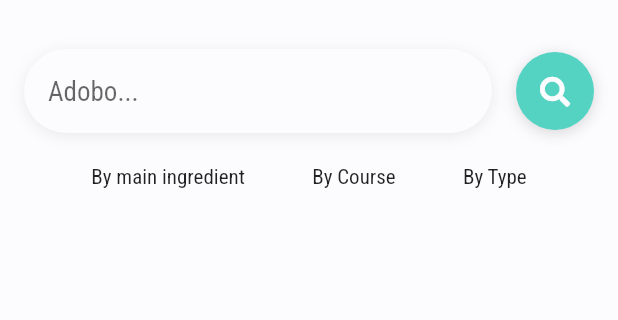
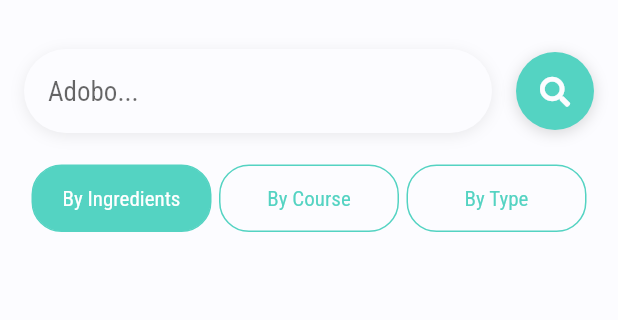
Before and after one commit to syntaxerror00100/PinoyRecepi, a Flutter app: the screen it shows after launch, on a phone screen of 412 x 824 dp, the part 77-397 px from its top. Run offline on Flutter 3.47's test engine with Material 2 defaults, Android fonts, the phone set to English and light mode, and no system bars; our stand-ins replace font_awesome_flutter, google_fonts.

Commit message:
added category

```diff
--- a/lib/AppTheme.dart
+++ b/lib/AppTheme.dart
@@ -6,7 +6,7 @@ class AppTheme {
   static String appName = "Pinoy recipes";
 
   // Material Design Color
-  static Color lightPrimary = HexColor('#54D3C2');
+  static Color primaryColor = HexColor('#54D3C2');
   static Color lightAccent = Color(0xFF3B72FF);
   static Color lightBackground = Color(0xfffcfcff);
 
@@ -38,7 +38,7 @@ class AppTheme {
   static ThemeData lighTheme(BuildContext context) {
     return ThemeData(
       backgroundColor: lightBackground,
-      primaryColor: lightPrimary,
+      primaryColor: primaryColor,
       accentColor: lightAccent,
       cursorColor: lightAccent,
       scaffoldBackgroundColor: lightBackground,
--- a/lib/Screens/HomeScreen/HomeScreen.dart
+++ b/lib/Screens/HomeScreen/HomeScreen.dart
@@ -1,9 +1,24 @@
 import 'package:flutter/material.dart';
 import '../../Widgets/SearchBarWidget.dart';
+import '../../AppTheme.dart';
 
-class HomeScreen extends StatelessWidget {
+class HomeScreen extends StatefulWidget {
+  @override
+  _HomeScreenState createState() => _HomeScreenState();
+}
+
+class _HomeScreenState extends State<HomeScreen> {
+  BuildContext _mainContext;
+
+  final categories = [
+    {'Label': 'By Ingredients', 'IsSelected': true},
+    {'Label': 'By Course', 'IsSelected': false},
+    {'Label': 'By Type', 'IsSelected': false}
+  ];
+
   @override
   Widget build(BuildContext context) {
+    _mainContext = context;
     return Scaffold(
       body: SafeArea(
         child: Container(
@@ -12,7 +27,7 @@ class HomeScreen extends StatelessWidget {
               getAppBarUI(),
               SearchBarWidget(),
               SizedBox(height: 5),
-              getCategoriesUI(),
+              getCategoriesUI(context),
             ],
           ),
         ),
@@ -20,7 +35,7 @@ class HomeScreen extends StatelessWidget {
     );
   }
 
-  Widget getCategoriesUI() {
+  Widget getCategoriesUI(BuildContext context) {
     return Container(
       margin: EdgeInsets.only(
         left: 16,
@@ -29,11 +44,44 @@ class HomeScreen extends StatelessWidget {
       child: Row(
         mainAxisAlignment: MainAxisAlignment.spaceEvenly,
         children: <Widget>[
-          Text('By main ingredient'),
-          Text('By Course'),
-          Text('By Type'),
+          ...categories
+              .map((e) => getCategoryButton(e['Label'], e['IsSelected']))
+              .toList(),
+          // getCategoryButton('By Ingredients', false),
+          // getCategoryButton('By Course', false),
+          // getCategoryButton('By Type', false),
         ],
       ),
+    );
+  }
+
+  Widget getCategoryButton(String label, bool isActive) {
+    return InkWell(
+      onTap: () {},
+      borderRadius: BorderRadius.all(
+        Radius.circular(20),
+      ),
+      child: Container(
+          width: 120,
+          height: 45,
+          padding: EdgeInsets.all(10),
+          decoration: BoxDecoration(
+            color: isActive ? AppTheme.primaryColor : Colors.transparent,
+            border: Border.all(
+              color: AppTheme.primaryColor,
+            ),
+            borderRadius: BorderRadius.all(
+              Radius.circular(20),
+            ),
+          ),
+          child: Center(
+            child: Text(
+              label,
+              style: TextStyle(
+                color: isActive ? Colors.white : AppTheme.primaryColor,
+              ),
+            ),
+          )),
     );
   }
 
```
